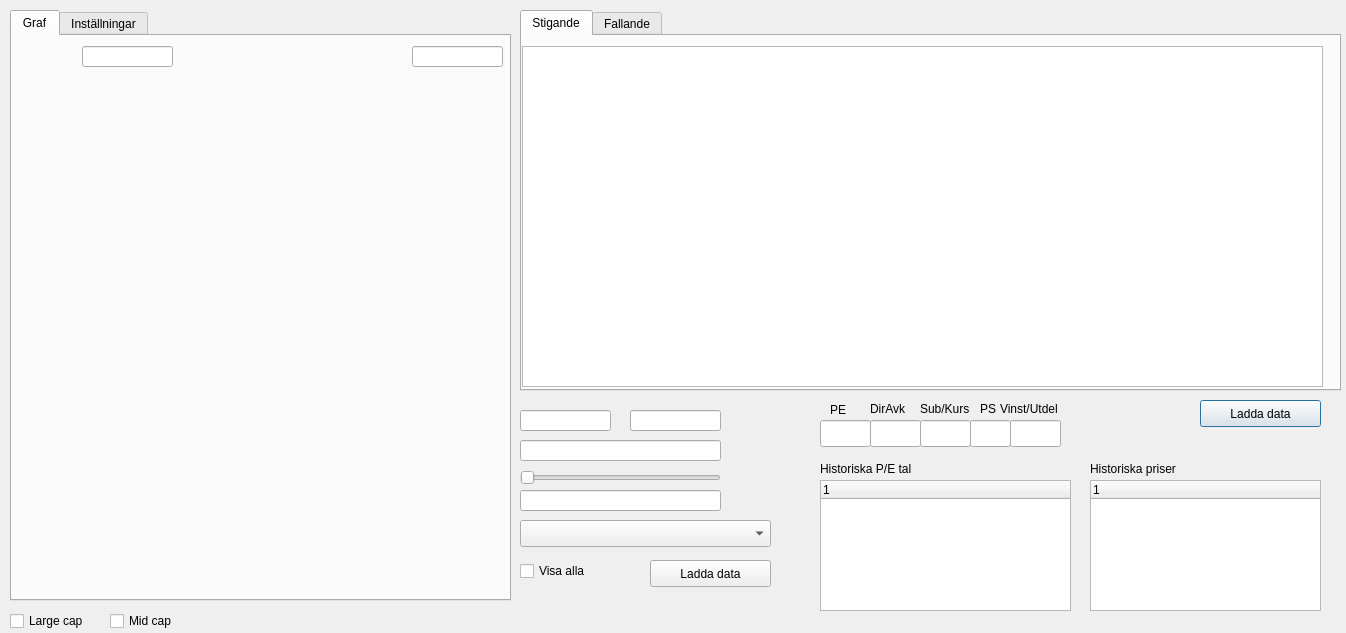
This is leastsquarestadlg.ui in ralex1975/jackStock as Qt 5 draws it before an edit. The edited form follows.
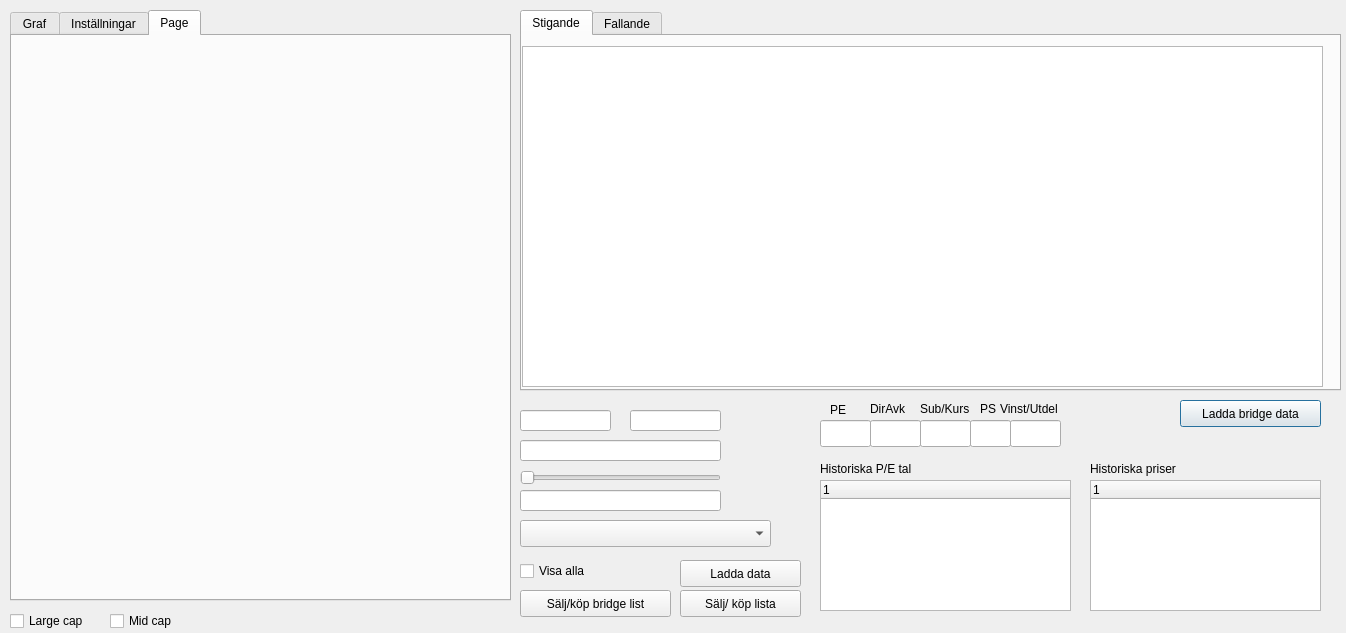
This is the edited form. Custom widgets are drawn as their Qt base class.

Commit message: Add plot of risk returns

The edit to the form file:
```diff
--- a/leastsquarestadlg.ui
+++ b/leastsquarestadlg.ui
@@ -28,7 +28,7 @@
     </font>
    </property>
    <property name="currentIndex">
-    <number>0</number>
+    <number>2</number>
    </property>
    <widget class="QWidget" name="tab">
     <attribute name="title">
@@ -266,6 +266,26 @@
      </property>
     </widget>
    </widget>
+   <widget class="QWidget" name="tab_5">
+    <attribute name="title">
+     <string>Page</string>
+    </attribute>
+    <widget class="QwtPlot" name="qwtPlotLSqr_3">
+     <property name="geometry">
+      <rect>
+       <x>0</x>
+       <y>0</y>
+       <width>481</width>
+       <height>331</height>
+      </rect>
+     </property>
+     <property name="font">
+      <font>
+       <pointsize>9</pointsize>
+      </font>
+     </property>
+    </widget>
+   </widget>
   </widget>
   <widget class="QTabWidget" name="tabWidget_2">
    <property name="geometry">
@@ -437,9 +457,9 @@
   <widget class="QPushButton" name="GetDbDataButton">
    <property name="geometry">
     <rect>
-     <x>1200</x>
+     <x>1180</x>
      <y>400</y>
-     <width>121</width>
+     <width>141</width>
      <height>27</height>
     </rect>
    </property>
@@ -449,7 +469,7 @@
     </font>
    </property>
    <property name="text">
-    <string>Ladda data</string>
+    <string>Ladda bridge data</string>
    </property>
   </widget>
   <widget class="QLabel" name="label_5">
@@ -714,7 +734,7 @@
   <widget class="QPushButton" name="pushButton">
    <property name="geometry">
     <rect>
-     <x>650</x>
+     <x>680</x>
      <y>560</y>
      <width>121</width>
      <height>27</height>
@@ -757,6 +777,42 @@
     </rect>
    </property>
   </widget>
+  <widget class="QPushButton" name="SellSigPushButton">
+   <property name="geometry">
+    <rect>
+     <x>680</x>
+     <y>590</y>
+     <width>121</width>
+     <height>27</height>
+    </rect>
+   </property>
+   <property name="font">
+    <font>
+     <pointsize>9</pointsize>
+    </font>
+   </property>
+   <property name="text">
+    <string>Sälj/ köp lista</string>
+   </property>
+  </widget>
+  <widget class="QPushButton" name="SellBuyBridgeListpushButton_2">
+   <property name="geometry">
+    <rect>
+     <x>520</x>
+     <y>590</y>
+     <width>151</width>
+     <height>27</height>
+    </rect>
+   </property>
+   <property name="font">
+    <font>
+     <pointsize>9</pointsize>
+    </font>
+   </property>
+   <property name="text">
+    <string>Sälj/köp bridge list</string>
+   </property>
+  </widget>
   <zorder>largeCapCheckBox</zorder>
   <zorder>tabWidget</zorder>
   <zorder>tabWidget_2</zorder>
```
Left out of the diff: 6 changed lines with no effect on the pictures. The commit also changes 10 other files.
